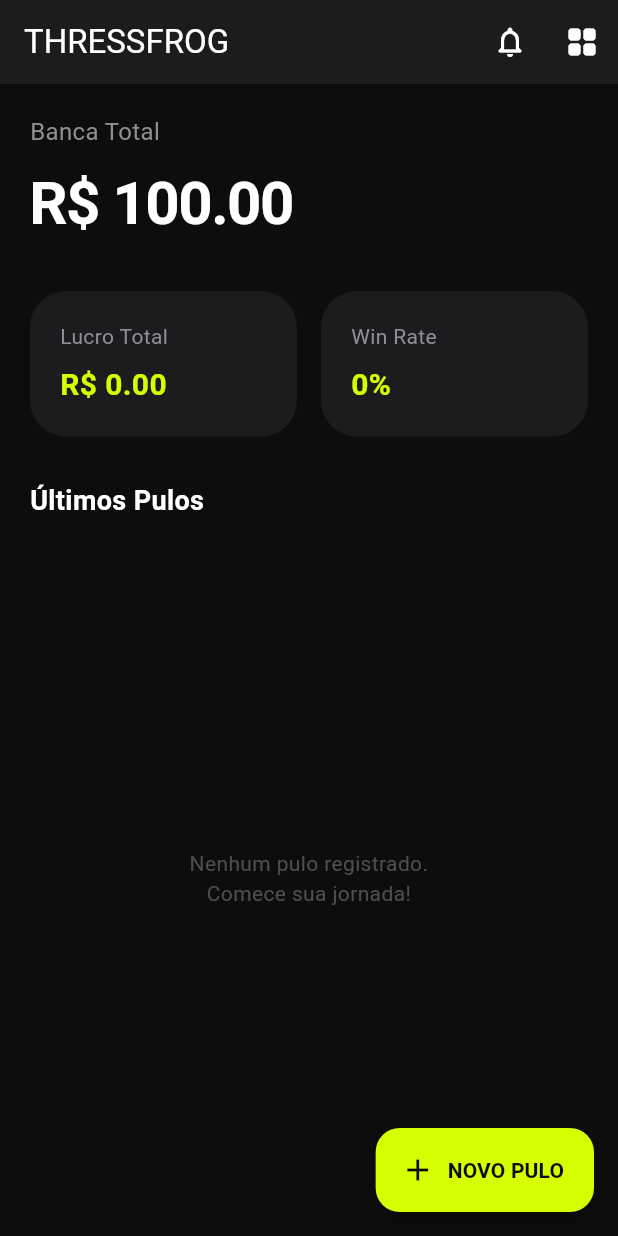
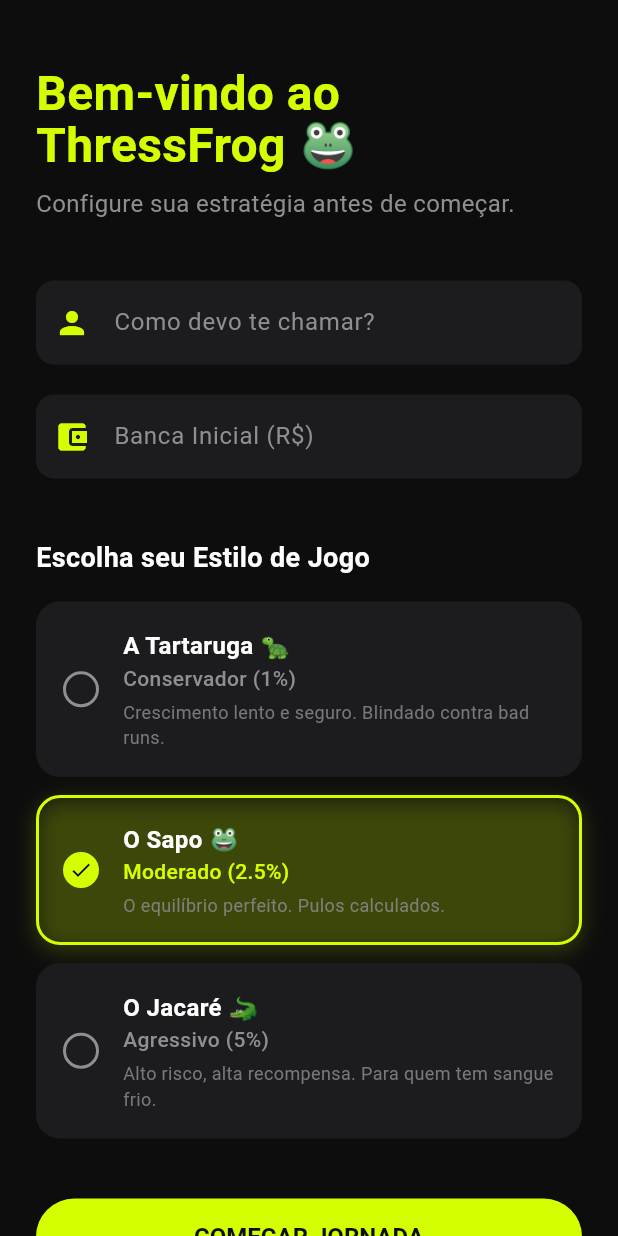
Before and after one commit to rossydDev/thressfrog-app, a Flutter app: the screen it shows after launch, on a phone screen of 412 x 824 dp. Run offline on Flutter 3.47's test engine with Material 3 defaults, Android fonts, the light colour scheme and no system bars; our stand-ins replace hive, hive_flutter; accounts and stored records are empty.

Commit message:
feat: implement onboarding flow with custom investor profile UI and auto-stake logic

```diff
--- a/lib/core/state/bankroll_controller.dart
+++ b/lib/core/state/bankroll_controller.dart
@@ -2,41 +2,50 @@ import 'package:flutter/material.dart';
 import 'package:hive/hive.dart';
 
 import '../../models/bet_model.dart';
+import '../../models/user_profile.dart'; // Importe o modelo
 
 class BankrollController extends ChangeNotifier {
   static final BankrollController instance =
       BankrollController._();
 
-  // EM VEZ DE LATE, USAMOS GETTERS DIRETOS
-  // Isso é mais seguro: se a caixa estiver aberta, ele pega.
-  // Se não estiver, ele lança um erro mais claro de "Box not found" em vez de LateError.
   Box get _settingsBox => Hive.box('settings');
   Box<Bet> get _betsBox => Hive.box<Bet>('bets');
 
   BankrollController._() {
-    _loadData(); // Mudamos o nome para ficar mais claro
+    _loadData();
   }
 
-  double _currentBalance = 100.00;
+  double _currentBalance =
+      0.0; // Começa zerado até carregar
   List<Bet> _bets = [];
+  UserProfile?
+  _userProfile; // Variável para guardar o perfil
 
   double get currentBalance => _currentBalance;
   List<Bet> get bets => List.unmodifiable(_bets);
+  UserProfile? get userProfile =>
+      _userProfile; // Getter público
 
   void _loadData() {
-    // Bloco de segurança: Tenta carregar, se a caixa não estiver pronta, não quebra o app
     if (!Hive.isBoxOpen('settings') ||
-        !Hive.isBoxOpen('bets')) {
-      print(
-        "⚠️ ERRO CRÍTICO: As caixas do Hive não foram abertas no main.dart!",
-      );
+        !Hive.isBoxOpen('bets'))
       return;
+
+    // 1. Tenta carregar o usuário salvo
+    // O Hive pode retornar dynamic, então fazemos cast
+    if (_settingsBox.containsKey('user_profile')) {
+      _userProfile =
+          _settingsBox.get('user_profile') as UserProfile?;
     }
 
-    _currentBalance = _settingsBox.get(
-      'balance',
-      defaultValue: 100.00,
-    );
+    // 2. Carrega o saldo.
+    // SE tiver saldo salvo, usa.
+    // SE NÃO (primeira vez), usa a banca inicial do perfil ou 0.
+    if (_settingsBox.containsKey('balance')) {
+      _currentBalance = _settingsBox.get('balance');
+    } else if (_userProfile != null) {
+      _currentBalance = _userProfile!.initialBankroll;
+    }
 
     _bets = _betsBox.values.toList();
     _bets.sort((a, b) => b.date.compareTo(a.date));
@@ -44,40 +53,25 @@ class BankrollController extends ChangeNotifier {
     notifyListeners();
   }
 
-  // ... Resto dos Getters (winRate, todayProfit) IGUAIS ao anterior ...
-  String get winRate {
-    final finishedBets = _bets
-        .where(
-          (b) =>
-              b.result != BetResult.pending &&
-              b.result != BetResult.voided,
-        )
-        .toList();
-    if (finishedBets.isEmpty) return "0%";
-    final wins = finishedBets
-        .where((b) => b.result == BetResult.win)
-        .length;
-    final rate = (wins / finishedBets.length) * 100;
-    return "${rate.toStringAsFixed(0)}%";
+  // --- AÇÕES ---
+
+  // Método chamado pela tela de Onboarding
+  void setUserProfile(UserProfile user) {
+    _userProfile = user;
+    _currentBalance =
+        user.initialBankroll; // Define a banca inicial
+
+    // Salva tudo no disco
+    _settingsBox.put('user_profile', user);
+    _settingsBox.put('balance', _currentBalance);
+
+    notifyListeners();
   }
-
-  double get todayProfit {
-    double total = 0;
-    for (var bet in _bets) {
-      if (bet.result != BetResult.pending) {
-        total += bet.profit;
-      }
-    }
-    return total;
-  }
-
-  // --- AÇÕES ---
 
   void addBet(Bet bet) {
     _bets.insert(0, bet);
     _currentBalance -= bet.stake;
 
-    // Acesso direto via getter seguro
     _betsBox.put(bet.id, bet);
     _settingsBox.put('balance', _currentBalance);
 
@@ -106,7 +100,6 @@ class BankrollController extends ChangeNotifier {
       _bets[index] = updatedBet;
     }
 
-    // Acesso direto via getter seguro
     _betsBox.put(updatedBet.id, updatedBet);
     _settingsBox.put('balance', _currentBalance);
 
@@ -117,7 +110,38 @@ class BankrollController extends ChangeNotifier {
     _currentBalance = 100.00;
     _bets.clear();
     _betsBox.clear();
+    _settingsBox.delete(
+      'user_profile',
+    ); // Apaga o usuário também
     _settingsBox.put('balance', 100.00);
+    _userProfile = null;
     notifyListeners();
   }
+
+  // Helper getters
+  String get winRate {
+    final finishedBets = _bets
+        .where(
+          (b) =>
+              b.result != BetResult.pending &&
+              b.result != BetResult.voided,
+        )
+        .toList();
+    if (finishedBets.isEmpty) return "0%";
+    final wins = finishedBets
+        .where((b) => b.result == BetResult.win)
+        .length;
+    final rate = (wins / finishedBets.length) * 100;
+    return "${rate.toStringAsFixed(0)}%";
+  }
+
+  double get todayProfit {
+    double total = 0;
+    for (var bet in _bets) {
+      if (bet.result != BetResult.pending) {
+        total += bet.profit;
+      }
+    }
+    return total;
+  }
 }
--- a/lib/features/create_bet/create_bet_page.dart
+++ b/lib/features/create_bet/create_bet_page.dart
@@ -19,6 +19,27 @@ class _CreateBetPageState extends State<CreateBetPage> {
   final _oddController = TextEditingController();
   final _stakeController = TextEditingController();
   final _notesController = TextEditingController();
+
+  @override
+  void initState() {
+    super.initState();
+    _prefillStake();
+  }
+
+  void _prefillStake() {
+    final controller = BankrollController.instance;
+    final user = controller.userProfile;
+    final currentBank = controller.currentBalance;
+
+    if (user != null) {
+      final suggestedValue = user.suggestedStake(
+        currentBank,
+      );
+
+      _stakeController.text = suggestedValue
+          .toStringAsFixed(2);
+    }
+  }
 
   @override
   void dispose() {
--- /dev/null
+++ b/lib/features/onboarding/onboarding_page.dart
@@ -0,0 +1,321 @@
+import 'package:flutter/material.dart';
+import 'package:thressfrog_app/core/state/bankroll_controller.dart';
+
+import '../../core/theme/app_theme.dart';
+import '../../models/user_profile.dart';
+import '../home/home_page.dart';
+
+class OnboardingPage extends StatefulWidget {
+  const OnboardingPage({super.key});
+
+  @override
+  State<OnboardingPage> createState() =>
+      _OnboardingPageState();
+}
+
+class _OnboardingPageState extends State<OnboardingPage> {
+  final _formKey = GlobalKey<FormState>();
+  final _nameController = TextEditingController();
+  final _bankrollController = TextEditingController();
+
+  // Perfil selecionado (Começa com o Sapo por padrão)
+  InvestorProfile _selectedProfile = InvestorProfile.frog;
+
+  void _finishOnboarding() {
+    if (_formKey.currentState!.validate()) {
+      final name = _nameController.text;
+      final initialBank = double.parse(
+        _bankrollController.text.replaceAll(',', '.'),
+      );
+
+      final user = UserProfile(
+        name: name,
+        initialBankroll: initialBank,
+        profile: _selectedProfile,
+      );
+
+      // Aqui vamos salvar no Controller (Vamos criar esse método jaja)
+      BankrollController.instance.setUserProfile(user);
+
+      // Navega para a Home sem poder voltar (Substitui a tela atual)
+      Navigator.pushReplacement(
+        context,
+        MaterialPageRoute(
+          builder: (context) => const HomePage(),
+        ),
+      );
+    }
+  }
+
+  @override
+  Widget build(BuildContext context) {
+    return Scaffold(
+      body: SafeArea(
+        child: SingleChildScrollView(
+          padding: const EdgeInsets.all(24),
+          child: Form(
+            key: _formKey,
+            child: Column(
+              crossAxisAlignment: CrossAxisAlignment.start,
+              children: [
+                const SizedBox(height: 20),
+                const Text(
+                  "Bem-vindo ao\nThressFrog 🐸",
+                  style: TextStyle(
+                    color: AppColors.neonGreen,
+                    fontSize: 32,
+                    fontWeight: FontWeight.bold,
+                    height: 1.1,
+                  ),
+                ),
+                const SizedBox(height: 10),
+                const Text(
+                  "Configure sua estratégia antes de começar.",
+                  style: TextStyle(
+                    color: AppColors.textGrey,
+                    fontSize: 16,
+                  ),
+                ),
+
+                const SizedBox(height: 40),
+
+                // INPUT: Nome
+                TextFormField(
+                  controller: _nameController,
+                  style: const TextStyle(
+                    color: AppColors.textWhite,
+                  ),
+                  cursorColor: AppColors.neonGreen,
+                  decoration: _inputDecoration(
+                    "Como devo te chamar?",
+                    Icons.person,
+                  ),
+                  validator: (v) => v!.isEmpty
+                      ? "Diga seu nome, invocador."
+                      : null,
+                ),
+
+                const SizedBox(height: 20),
+
+                // INPUT: Banca Inicial
+                TextFormField(
+                  controller: _bankrollController,
+                  keyboardType:
+                      const TextInputType.numberWithOptions(
+                        decimal: true,
+                      ),
+                  style: const TextStyle(
+                    color: AppColors.textWhite,
+                  ),
+                  cursorColor: AppColors.neonGreen,
+                  decoration: _inputDecoration(
+                    "Banca Inicial (R\$)",
+                    Icons.account_balance_wallet,
+                  ),
+                  validator: (v) => v!.isEmpty
+                      ? "Quanto você tem na banca?"
+                      : null,
+                ),
+
+                const SizedBox(height: 40),
+
+                const Text(
+                  "Escolha seu Estilo de Jogo",
+                  style: TextStyle(
+                    color: AppColors.textWhite,
+                    fontSize: 18,
+                    fontWeight: FontWeight.bold,
+                  ),
+                ),
+                const SizedBox(height: 16),
+
+                // CARDS DE PERFIL
+                _buildProfileCard(
+                  profile: InvestorProfile.turtle,
+                  title: "A Tartaruga 🐢",
+                  subtitle: "Conservador (1%)",
+                  description:
+                      "Crescimento lento e seguro. Blindado contra bad runs.",
+                ),
+                const SizedBox(height: 12),
+                _buildProfileCard(
+                  profile: InvestorProfile.frog,
+                  title: "O Sapo 🐸",
+                  subtitle: "Moderado (2.5%)",
+                  description:
+                      "O equilíbrio perfeito. Pulos calculados.",
+                ),
+                const SizedBox(height: 12),
+                _buildProfileCard(
+                  profile: InvestorProfile.alligator,
+                  title: "O Jacaré 🐊",
+                  subtitle: "Agressivo (5%)",
+                  description:
+                      "Alto risco, alta recompensa. Para quem tem sangue frio.",
+                ),
+
+                const SizedBox(height: 40),
+
+                SizedBox(
+                  width: double.infinity,
+                  child: ElevatedButton(
+                    onPressed: _finishOnboarding,
+                    child: const Text("COMEÇAR JORNADA"),
+                  ),
+                ),
+              ],
+            ),
+          ),
+        ),
+      ),
+    );
+  }
+
+  // Widget Helper para os Cards de Seleção
+  Widget _buildProfileCard({
+    required InvestorProfile profile,
+    required String title,
+    required String subtitle,
+    required String description,
+  }) {
+    final isSelected = _selectedProfile == profile;
+
+    return GestureDetector(
+      onTap: () {
+        setState(() {
+          _selectedProfile = profile;
+        });
+      },
+      // Animação suave quando clica
+      child: AnimatedContainer(
+        duration: const Duration(milliseconds: 200),
+        padding: const EdgeInsets.all(16),
+        decoration: BoxDecoration(
+          // Fundo muda levemente
+          color: isSelected
+              ? AppColors.neonGreen.withValues(alpha: .05)
+              : AppColors.surfaceDark,
+
+          borderRadius: BorderRadius.circular(16),
+
+          // Borda Neon brilhante se selecionado
+          border: Border.all(
+            color: isSelected
+                ? AppColors.neonGreen
+                : Colors.transparent,
+            width: 2,
+          ),
+
+          // Sombra Neon (Glow Effect) opcional
+          boxShadow: isSelected
+              ? [
+                  BoxShadow(
+                    color: AppColors.neonGreen.withValues(
+                      alpha: .2,
+                    ),
+                    blurRadius: 12,
+                    offset: const Offset(0, 4),
+                  ),
+                ]
+              : [],
+        ),
+        child: Row(
+          children: [
+            // Ícone Customizado no lugar do Radio
+            Container(
+              width: 24,
+              height: 24,
+              decoration: BoxDecoration(
+                shape: BoxShape.circle,
+                border: Border.all(
+                  color: isSelected
+                      ? AppColors.neonGreen
+                      : AppColors.textGrey,
+                  width: 2,
+                ),
+                color: isSelected
+                    ? AppColors.neonGreen
+                    : Colors.transparent,
+              ),
+              child: isSelected
+                  ? const Icon(
+                      Icons.check,
+                      size: 16,
+                      color: AppColors.deepBlack,
+                    )
+                  : null,
+            ),
+
+            const SizedBox(width: 16),
+
+            // Textos
+            Expanded(
+              child: Column(
+                crossAxisAlignment:
+                    CrossAxisAlignment.start,
+                children: [
+                  Text(
+                    title,
+                    style: const TextStyle(
+                      color: AppColors.textWhite,
+                      fontWeight: FontWeight.bold,
+                      fontSize: 16,
+                    ),
+                  ),
+                  Text(
+                    subtitle,
+                    style: TextStyle(
+                      color: isSelected
+                          ? AppColors.neonGreen
+                          : AppColors.textGrey,
+                      fontWeight: FontWeight.w500,
+                    ),
+                  ),
+                  const SizedBox(height: 4),
+                  Text(
+                    description,
+                    style: TextStyle(
+                      color: AppColors.textGrey.withValues(
+                        alpha: 0.8,
+                      ),
+                      fontSize: 12,
+                    ),
+                  ),
+                ],
+              ),
+            ),
+          ],
+        ),
+      ),
+    );
+  }
+}
+
+InputDecoration _inputDecoration(
+  String label,
+  IconData icon,
+) {
+  return InputDecoration(
+    labelText: label,
+    labelStyle: const TextStyle(color: AppColors.textGrey),
+    prefixIcon: Icon(icon, color: AppColors.neonGreen),
+    filled: true,
+    fillColor: AppColors.surfaceDark,
+    enabledBorder: OutlineInputBorder(
+      borderRadius: BorderRadius.circular(12),
+      borderSide: BorderSide.none,
+    ),
+    focusedBorder: OutlineInputBorder(
+      borderRadius: BorderRadius.circular(12),
+      borderSide: const BorderSide(
+        color: AppColors.neonGreen,
+      ),
+    ),
+    errorBorder: OutlineInputBorder(
+      borderRadius: BorderRadius.circular(12),
+      borderSide: const BorderSide(
+        color: AppColors.errorRed,
+      ),
+    ),
+  );
+}
--- a/lib/main.dart
+++ b/lib/main.dart
@@ -1,25 +1,24 @@
 import 'package:flutter/material.dart';
-import 'package:hive_flutter/hive_flutter.dart'; // Import do Hive
+import 'package:hive_flutter/hive_flutter.dart';
 
 import 'core/theme/app_theme.dart';
 import 'features/home/home_page.dart';
-import 'models/bet_model.dart'; // Import para registrar os Adapters
+import 'features/onboarding/onboarding_page.dart'; // Importe o onboarding
+import 'models/bet_model.dart';
+import 'models/user_profile.dart'; // Importe o user profile
 
 void main() async {
-  // Garante que o motor do Flutter tá pronto
   WidgetsFlutterBinding.ensureInitialized();
-
-  // Inicializa o Hive no celular
   await Hive.initFlutter();
 
-  // Registra os "tradutores" que o comando da Etapa 3 criou
-  Hive.registerAdapter(BetResultAdapter());
-  Hive.registerAdapter(BetAdapter());
+  // Registrar Adapters (Na ordem dos TypeIDs)
+  Hive.registerAdapter(BetResultAdapter()); // ID 0
+  Hive.registerAdapter(BetAdapter()); // ID 1
+  Hive.registerAdapter(InvestorProfileAdapter()); // ID 2
+  Hive.registerAdapter(UserProfileAdapter()); // ID 3
 
-  // Abre as caixas (Tabelas)
-  // Box 'settings': para saldo
+  // Abrir caixas
   await Hive.openBox('settings');
-  // Box 'bets': para a lista de apostas
   await Hive.openBox<Bet>('bets');
 
   runApp(const ThressFrogApp());
@@ -30,11 +29,20 @@ class ThressFrogApp extends StatelessWidget {
 
   @override
   Widget build(BuildContext context) {
+    // Lógica do Porteiro:
+    // Verifica se já existe um 'user_profile' salvo na caixa de settings
+    final settingsBox = Hive.box('settings');
+    final hasUser = settingsBox.containsKey('user_profile');
+
     return MaterialApp(
       title: 'ThressFrog',
       debugShowCheckedModeBanner: false,
       theme: AppTheme.darkTheme,
-      home: const HomePage(),
+
+      // Se tem usuário -> Home. Se não tem -> Onboarding.
+      home: hasUser
+          ? const HomePage()
+          : const OnboardingPage(),
     );
   }
 }
--- /dev/null
+++ b/lib/models/user_profile.dart
@@ -0,0 +1,58 @@
+import 'package:hive/hive.dart';
+
+part 'user_profile.g.dart';
+
+@HiveType(typeId: 2)
+enum InvestorProfile {
+  @HiveField(0)
+  turtle,
+  @HiveField(1)
+  frog,
+  @HiveField(2)
+  alligator,
+}
+
+@HiveType(typeId: 3)
+class UserProfile {
+  @HiveField(0)
+  final String name;
+
+  @HiveField(1)
+  final double initialBankroll;
+
+  @HiveField(2)
+  final InvestorProfile profile;
+
+  UserProfile({
+    required this.name,
+    required this.initialBankroll,
+    required this.profile,
+  });
+
+  // Lógica simplificada para evitar erros de sintaxe
+  double get stakePercentage {
+    if (profile == InvestorProfile.turtle) {
+      return 0.01; // 1%
+    } else if (profile == InvestorProfile.alligator) {
+      return 0.05; // 5%
+    } else {
+      return 0.025; // 2.5% (Frog/Padrão)
+    }
+  }
+
+  double suggestedStake(double currentBankroll) {
+    double value = currentBankroll * stakePercentage;
+
+    return value > 1 ? value : currentBankroll;
+  }
+
+  String get profileName {
+    if (profile == InvestorProfile.turtle) {
+      return "A Tartaruga";
+    }
+    if (profile == InvestorProfile.alligator) {
+      return "O Jacaré";
+    }
+    return "O Sapo";
+  }
+}
```
Also changed, not shown: lib/models/user_profile.g.dart (added).
